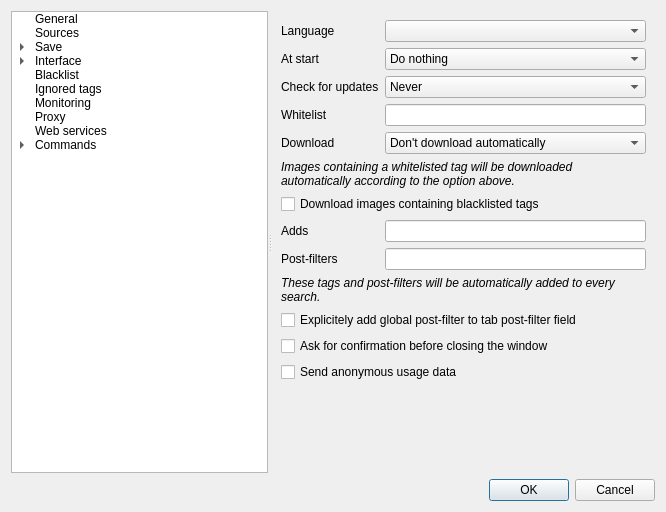
Qt form src/gui/src/settings/options-window.ui (Bionus/imgbrd-grabber) before a commit.
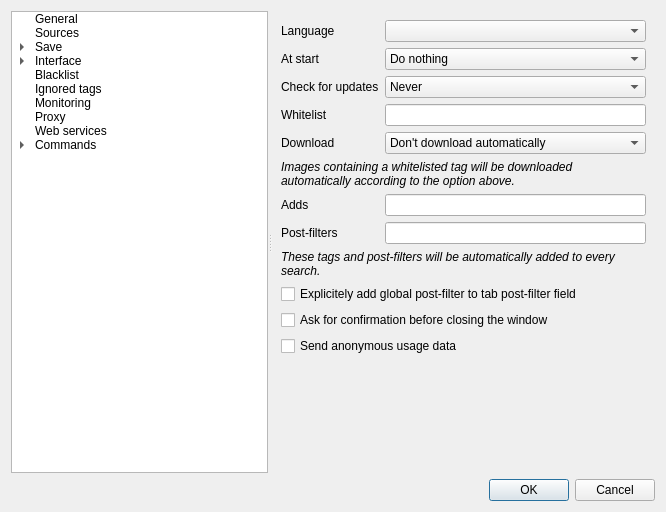
The same form after that commit. Icons and pictures are not drawn.

Commit message: Move the 'download blacklisted' checkbox to the 'Blackslist' option group

What changed in the file:
```diff
--- a/src/gui/src/settings/options-window.ui
+++ b/src/gui/src/settings/options-window.ui
@@ -304,34 +304,27 @@
           </property>
          </widget>
         </item>
-        <item row="6" column="0" colspan="2">
-         <widget class="QCheckBox" name="checkDownloadBlacklisted">
-          <property name="text">
-           <string>Download images containing blacklisted tags</string>
-          </property>
-         </widget>
-        </item>
-        <item row="7" column="0">
+        <item row="6" column="0">
          <widget class="QLabel" name="label_64">
           <property name="text">
            <string>Adds</string>
           </property>
          </widget>
         </item>
-        <item row="7" column="1">
+        <item row="6" column="1">
          <widget class="QLineEdit" name="lineAdd"/>
         </item>
-        <item row="8" column="0">
+        <item row="7" column="0">
          <widget class="QLabel" name="labelGlobalPostFilter">
           <property name="text">
            <string>Post-filters</string>
           </property>
          </widget>
         </item>
-        <item row="8" column="1">
+        <item row="7" column="1">
          <widget class="QLineEdit" name="lineGlobalPostFilter"/>
         </item>
-        <item row="9" column="0" colspan="2">
+        <item row="8" column="0" colspan="2">
          <widget class="QLabel" name="label_65">
           <property name="text">
            <string>&lt;i&gt;These tags and post-filters will be automatically added to every search.&lt;/i&gt;</string>
@@ -341,21 +334,21 @@
           </property>
          </widget>
         </item>
-        <item row="10" column="0" colspan="2">
+        <item row="9" column="0" colspan="2">
          <widget class="QCheckBox" name="checkGlobalPostFilterExplicit">
           <property name="text">
            <string>Explicitely add global post-filter to tab post-filter field</string>
           </property>
          </widget>
         </item>
-        <item row="11" column="0" colspan="2">
+        <item row="10" column="0" colspan="2">
          <widget class="QCheckBox" name="checkConfirmClose">
           <property name="text">
            <string>Ask for confirmation before closing the window</string>
           </property>
          </widget>
         </item>
-        <item row="12" column="0" colspan="2">
+        <item row="11" column="0" colspan="2">
          <widget class="QCheckBox" name="checkSendUsageData">
           <property name="text">
            <string>Send anonymous usage data</string>
@@ -2414,6 +2407,13 @@
           </property>
          </widget>
         </item>
+        <item>
+         <widget class="QCheckBox" name="checkDownloadBlacklisted">
+          <property name="text">
+           <string>Download images containing blacklisted tags</string>
+          </property>
+         </widget>
+        </item>
        </layout>
       </widget>
       <widget class="QWidget" name="pageIgnoredTags">
```
Left out of the diff: 2 changed lines with no effect on the pictures.
